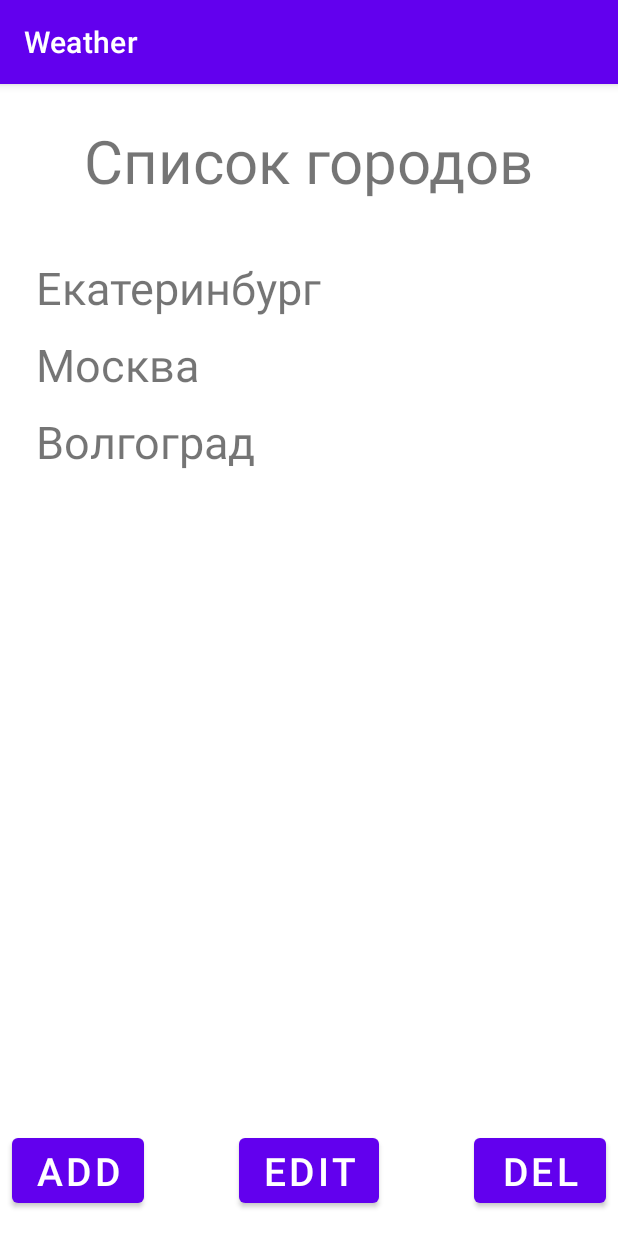
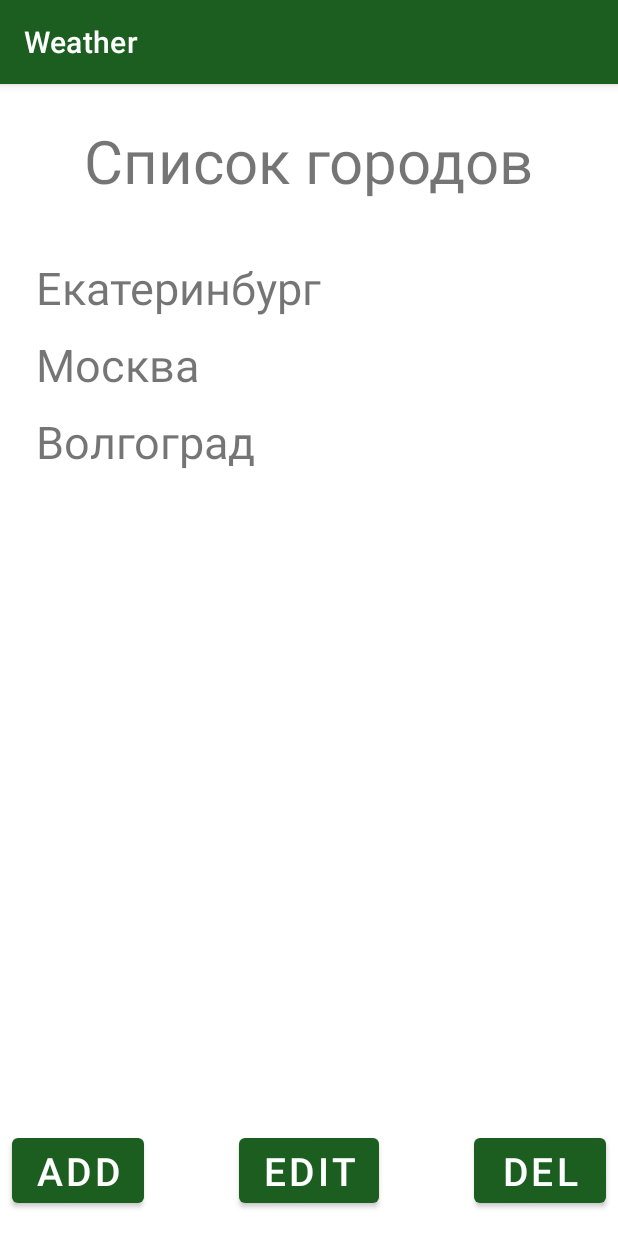
Before and after one commit to TempalovVictor/Weather, an Android app: the screen it shows after launch (MainActivity), after a tap on "РЕДАКТИРОВАТЬ", on a phone screen of 412 x 824 dp. Run offline under Robolectric (Android 15) with nearby library versions, the phone set to English and light mode, and no system bars; our stand-ins replace Room's generated code.

Commit message:
fixed bug with dark theme

```diff
--- a/app/build.gradle
+++ b/app/build.gradle
@@ -30,7 +30,6 @@ android {
 
 dependencies {
 
-    implementation 'androidx.appcompat:appcompat:1.2.0'
     implementation 'com.google.android.material:material:1.2.1'
     implementation 'androidx.constraintlayout:constraintlayout:2.0.4'
     implementation 'androidx.legacy:legacy-support-v4:1.0.0'
--- /dev/null
+++ b/app/src/main/java/com/tempvic/weather/fragments/BaseFragment.java
@@ -0,0 +1,21 @@
+package com.tempvic.weather.fragments;
+
+import android.content.res.Configuration;
+import android.graphics.Color;
+import android.view.View;
+
+import androidx.fragment.app.Fragment;
+
+public abstract class BaseFragment extends Fragment {
+
+    public void checkThemeColor(View view){
+        switch (getResources().getConfiguration().uiMode & Configuration.UI_MODE_NIGHT_MASK) {
+            case Configuration.UI_MODE_NIGHT_YES:
+                view.setBackgroundColor(Color.BLACK);
+                break;
+            case Configuration.UI_MODE_NIGHT_NO:
+                view.setBackgroundColor(Color.WHITE);
+                break;
+        }
+    }
+}
--- a/app/src/main/java/com/tempvic/weather/fragments/CityListFragment.java
+++ b/app/src/main/java/com/tempvic/weather/fragments/CityListFragment.java
@@ -9,7 +9,6 @@ import android.widget.Toast;
 
 import androidx.annotation.NonNull;
 import androidx.annotation.Nullable;
-import androidx.fragment.app.Fragment;
 import androidx.recyclerview.widget.LinearLayoutManager;
 import androidx.recyclerview.widget.RecyclerView;
 
@@ -29,7 +28,7 @@ import java.util.Objects;
 import static com.tempvic.weather.Const.DEFAULT_TABLE_INT;
 import static com.tempvic.weather.fragments.DetailCityFragment.ARGS_DETAIL_CITY_ID;
 
-public class CityListFragment extends Fragment {
+public class CityListFragment extends BaseFragment {
 
     @Override
     public void onCreate(@Nullable Bundle savedInstanceState) {
@@ -45,6 +44,9 @@ public class CityListFragment extends Fragment {
     @Override
     public void onViewCreated(@NonNull View view, @Nullable Bundle savedInstanceState) {
         super.onViewCreated(view, savedInstanceState);
+
+        checkThemeColor(view);
+
         initUi();
     }
 
--- a/app/src/main/java/com/tempvic/weather/fragments/DetailCityFragment.java
+++ b/app/src/main/java/com/tempvic/weather/fragments/DetailCityFragment.java
@@ -13,7 +13,6 @@ import android.widget.Toast;
 
 import androidx.annotation.NonNull;
 import androidx.annotation.Nullable;
-import androidx.fragment.app.Fragment;
 import androidx.recyclerview.widget.LinearLayoutManager;
 import androidx.recyclerview.widget.RecyclerView;
 
@@ -32,7 +31,7 @@ import java.util.Objects;
 import static com.tempvic.weather.Const.DEFAULT_STRING;
 import static com.tempvic.weather.Const.DEFAULT_TABLE_INT;
 
-public class DetailCityFragment extends Fragment {
+public class DetailCityFragment extends BaseFragment {
 
     public final static String ARGS_DETAIL_CITY_ID = "ARGS_DETAIL_CITY_ID";
     public int detailCityId;
@@ -54,6 +53,8 @@ public class DetailCityFragment extends Fragment {
     @Override
     public void onViewCreated(@NonNull View view, @Nullable Bundle savedInstanceState) {
         super.onViewCreated(view, savedInstanceState);
+
+        checkThemeColor(view);
 
         CitiesInfoTable cityDetail = MainApplication.database.citiesInfoDao().getById(detailCityId);
         EditText cityName = view.findViewById(R.id.et_city_name);
--- a/app/src/main/java/com/tempvic/weather/fragments/FilterFragment.java
+++ b/app/src/main/java/com/tempvic/weather/fragments/FilterFragment.java
@@ -12,7 +12,6 @@ import android.widget.TextView;
 
 import androidx.annotation.NonNull;
 import androidx.annotation.Nullable;
-import androidx.fragment.app.Fragment;
 
 import com.tempvic.weather.MainApplication;
 import com.tempvic.weather.R;
@@ -22,7 +21,7 @@ import com.tempvic.weather.database.TempsByMonth;
 import java.util.ArrayList;
 import java.util.List;
 
-public class FilterFragment extends Fragment {
+public class FilterFragment extends BaseFragment{
 
     @Nullable
     @Override
@@ -33,6 +32,8 @@ public class FilterFragment extends Fragment {
     @Override
     public void onViewCreated(@NonNull View view, @Nullable Bundle savedInstanceState) {
         super.onViewCreated(view, savedInstanceState);
+
+        checkThemeColor(view);
 
         Button btn = view.findViewById(R.id.btn_edit);
         btn.setOnClickListener(v -> {
--- a/app/src/main/res/layout/activity_main.xml
+++ b/app/src/main/res/layout/activity_main.xml
@@ -4,7 +4,6 @@
     android:id="@+id/container_fragment_root"
     android:layout_width="match_parent"
     android:layout_height="match_parent"
-    android:background="@android:color/white"
     tools:context=".main.MainActivity">
 
 </FrameLayout>
--- a/app/src/main/res/layout/fragment_filter.xml
+++ b/app/src/main/res/layout/fragment_filter.xml
@@ -4,7 +4,6 @@
     xmlns:app="http://schemas.android.com/apk/res-auto"
     xmlns:tools="http://schemas.android.com/tools"
     android:id="@+id/cl_filter"
-    android:background="@android:color/white"
     android:layout_width="match_parent"
     android:layout_height="match_parent">
 
--- a/app/src/main/res/values-night/themes.xml
+++ b/app/src/main/res/values-night/themes.xml
@@ -2,12 +2,12 @@
     <!-- Base application theme. -->
     <style name="Theme.Weather" parent="Theme.MaterialComponents.DayNight.DarkActionBar">
         <!-- Primary brand color. -->
-        <item name="colorPrimary">@color/purple_200</item>
-        <item name="colorPrimaryVariant">@color/purple_700</item>
+        <item name="colorPrimary">@color/green_light</item>
+        <item name="colorPrimaryVariant">@color/green</item>
         <item name="colorOnPrimary">@color/black</item>
         <!-- Secondary brand color. -->
-        <item name="colorSecondary">@color/teal_200</item>
-        <item name="colorSecondaryVariant">@color/teal_200</item>
+        <item name="colorSecondary">@color/blue_light</item>
+        <item name="colorSecondaryVariant">@color/blue_light</item>
         <item name="colorOnSecondary">@color/black</item>
         <!-- Status bar color. -->
         <item name="android:statusBarColor" tools:targetApi="l">?attr/colorPrimaryVariant</item>
--- a/app/src/main/res/values/colors.xml
+++ b/app/src/main/res/values/colors.xml
@@ -7,4 +7,11 @@
     <color name="teal_700">#FF018786</color>
     <color name="black">#FF000000</color>
     <color name="white">#FFFFFFFF</color>
+
+    <color name="green">#1B5E20</color>
+    <color name="green_dark">#003300</color>
+    <color name="green_light">#A5D6A7</color>
+    <color name="blue">#0288D1</color>
+    <color name="blue_dark">#005B9F</color>
+    <color name="blue_light">#81D4FA</color>
 </resources>
--- a/app/src/main/res/values/themes.xml
+++ b/app/src/main/res/values/themes.xml
@@ -2,12 +2,12 @@
     <!-- Base application theme. -->
     <style name="Theme.Weather" parent="Theme.MaterialComponents.DayNight.DarkActionBar">
         <!-- Primary brand color. -->
-        <item name="colorPrimary">@color/purple_500</item>
-        <item name="colorPrimaryVariant">@color/purple_700</item>
+        <item name="colorPrimary">@color/green</item>
+        <item name="colorPrimaryVariant">@color/green_dark</item>
         <item name="colorOnPrimary">@color/white</item>
         <!-- Secondary brand color. -->
-        <item name="colorSecondary">@color/teal_200</item>
-        <item name="colorSecondaryVariant">@color/teal_700</item>
+        <item name="colorSecondary">@color/blue</item>
+        <item name="colorSecondaryVariant">@color/blue_dark</item>
         <item name="colorOnSecondary">@color/black</item>
         <!-- Status bar color. -->
         <item name="android:statusBarColor" tools:targetApi="l">?attr/colorPrimaryVariant</item>
```
